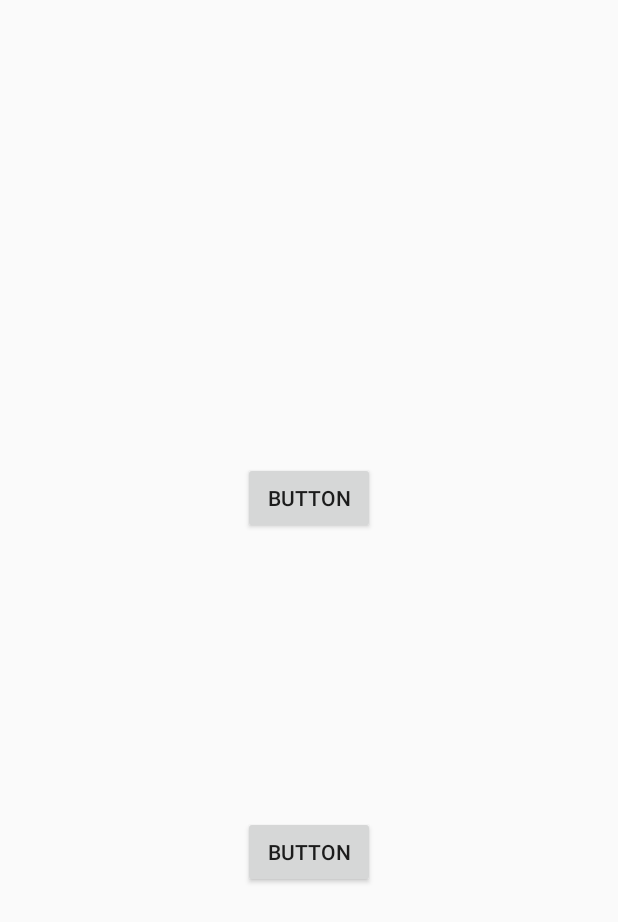
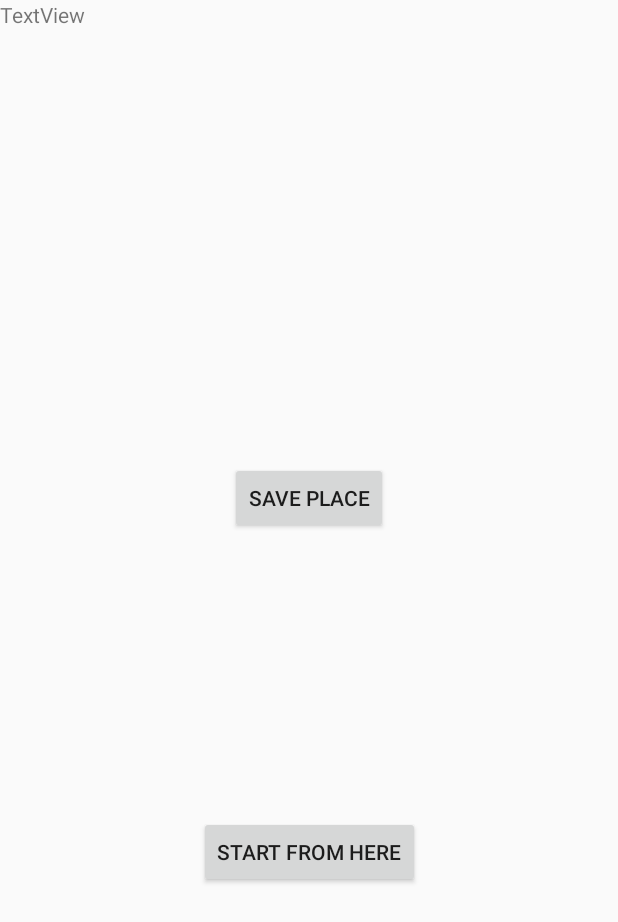
Before and after one commit to TrevorTWX/HackGT2018, an Android app: the layout on_capture.xml on its own in the app's theme, with its tools: preview values and no code run, on a phone screen of 412 x 824 dp. Shown: the top 922 px of the screen. Run offline under Robolectric (Android 15) with nearby library versions, the phone set to English and light mode, and no system bars.

Commit message:
separate first two activities

```diff
--- a/android_trevor/BarcodeReaderSample-master/app/src/main/AndroidManifest.xml
+++ b/android_trevor/BarcodeReaderSample-master/app/src/main/AndroidManifest.xml
@@ -25,7 +25,8 @@
         <activity android:name=".SaveActivity" />
         <activity android:name=".StartActivity" />
         <activity android:name=".NewPlace" />
-        <activity android:name=".NavigationActivity"></activity>
+        <activity android:name=".NavigationActivity" />
+        <activity android:name=".AfterQR" />
     </application>
 
 </manifest>
--- a/android_trevor/BarcodeReaderSample-master/app/src/main/res/layout/on_capture.xml
+++ b/android_trevor/BarcodeReaderSample-master/app/src/main/res/layout/on_capture.xml
@@ -7,29 +7,37 @@
     android:layout_height="match_parent">
 
     <Button
-        android:id="@+id/button2"
+        android:id="@+id/save_place"
         android:layout_width="wrap_content"
         android:layout_height="wrap_content"
+        android:layout_marginBottom="56dp"
+        android:layout_marginEnd="8dp"
         android:layout_marginStart="8dp"
         android:layout_marginTop="50dp"
-        android:layout_marginEnd="8dp"
-        android:layout_marginBottom="56dp"
-        android:text="Button"
-        app:layout_constraintBottom_toTopOf="@+id/button3"
+        android:text="Save Place"
+        app:layout_constraintBottom_toTopOf="@+id/choose_nav"
         app:layout_constraintEnd_toEndOf="parent"
         app:layout_constraintStart_toStartOf="parent"
         app:layout_constraintTop_toTopOf="parent"
         app:layout_constraintVertical_bias="0.662" />
 
     <Button
-        android:id="@+id/button3"
+        android:id="@+id/choose_nav"
         android:layout_width="wrap_content"
         android:layout_height="wrap_content"
+        android:layout_marginBottom="232dp"
+        android:layout_marginEnd="8dp"
         android:layout_marginStart="8dp"
-        android:layout_marginEnd="8dp"
-        android:layout_marginBottom="232dp"
-        android:text="Button"
+        android:text="Start From Here"
         app:layout_constraintBottom_toBottomOf="parent"
         app:layout_constraintEnd_toEndOf="parent"
         app:layout_constraintStart_toStartOf="parent" />
+
+    <TextView
+        android:id="@+id/intentdebug"
+        android:layout_width="wrap_content"
+        android:layout_height="wrap_content"
+        android:text="TextView"
+        tools:layout_editor_absoluteX="163dp"
+        tools:layout_editor_absoluteY="401dp" />
 </android.support.constraint.ConstraintLayout>
```
Also changed, not shown: android_trevor/BarcodeReaderSample-master/app/src/main/java/com/varvet/barcodereadersample/AfterQR.java (added, +46 -0 lines), android_trevor/BarcodeReaderSample-master/app/src/main/java/com/varvet/barcodereadersample/MainActivity.kt (+4 -17 lines).
